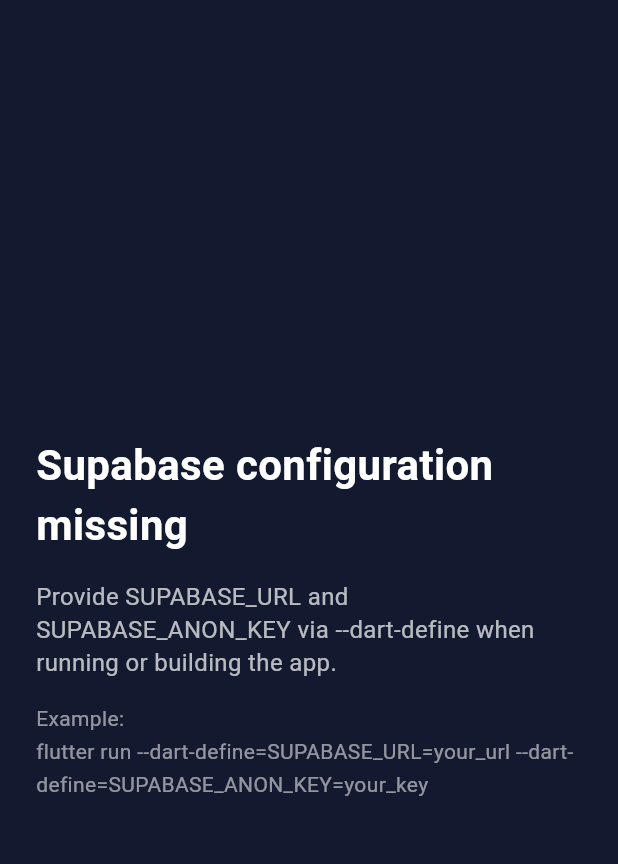
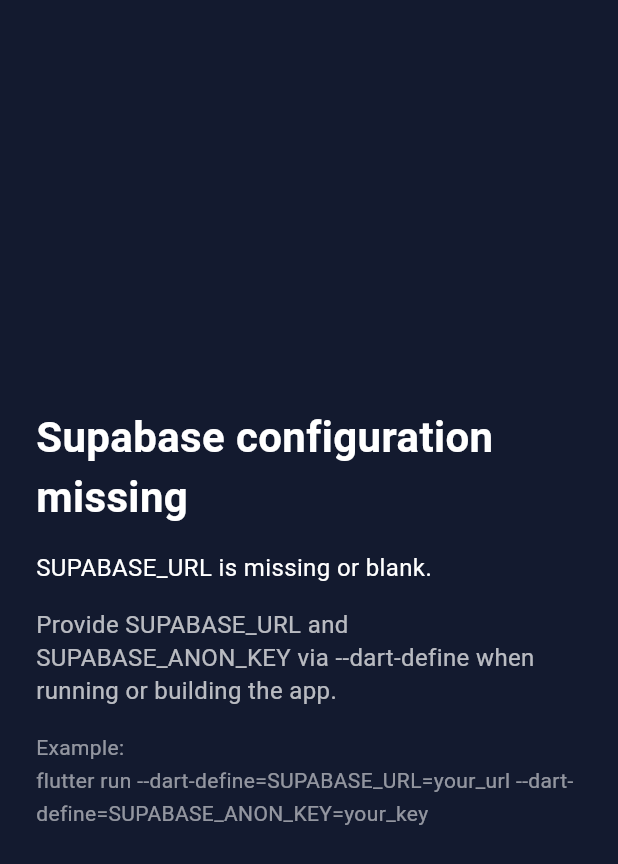
Before and after one commit to chirag1202/WisdomSutra, a Flutter app: the screen it shows after launch, on a phone screen of 412 x 824 dp. Shown: the top 864 px of the screen. Run offline on Flutter 3.47's test engine with Material 3 defaults, Android fonts, the phone set to English and light mode, and no system bars; our stand-ins replace app_links, shared_preferences, supabase_flutter; accounts and stored records are empty.

Commit message:
Update NDK version in build.gradle and enhance Supabase configuration error handling in main.dart

```diff
--- a/lib/main.dart
+++ b/lib/main.dart
@@ -12,8 +12,17 @@
   final supabaseUrl = SUPABASE_URL.trim();
   final supabaseAnonKey = SUPABASE_ANON_KEY.trim();
 
-  if (supabaseUrl.isEmpty || supabaseAnonKey.isEmpty) {
-    runApp(const MissingSupabaseConfigApp());
+  if (supabaseUrl.isEmpty) {
+    runApp(const MissingSupabaseConfigApp(
+      missingField: 'SUPABASE_URL is missing or blank.',
+    ));
+    return;
+  }
+
+  if (supabaseAnonKey.isEmpty) {
+    runApp(const MissingSupabaseConfigApp(
+      missingField: 'SUPABASE_ANON_KEY is missing or blank.',
+    ));
     return;
   }
 
@@ -27,7 +36,12 @@
 }
 
 class MissingSupabaseConfigApp extends StatelessWidget {
-  const MissingSupabaseConfigApp({super.key});
+  const MissingSupabaseConfigApp({
+    super.key,
+    required this.missingField,
+  });
+
+  final String missingField;
 
   @override
   Widget build(BuildContext context) {
@@ -45,8 +59,8 @@
                 child: Column(
                   mainAxisAlignment: MainAxisAlignment.center,
                   crossAxisAlignment: CrossAxisAlignment.start,
-                  children: const [
-                    Text(
+                  children: [
+                    const Text(
                       'Supabase configuration missing',
                       style: TextStyle(
                         fontSize: 28,
@@ -54,8 +68,17 @@
                         color: Colors.white,
                       ),
                     ),
-                    SizedBox(height: 16),
+                    const SizedBox(height: 16),
                     Text(
+                      missingField,
+                      style: const TextStyle(
+                        fontSize: 16,
+                        color: Colors.white,
+                        height: 1.4,
+                      ),
+                    ),
+                    const SizedBox(height: 16),
+                    const Text(
                       'Provide SUPABASE_URL and SUPABASE_ANON_KEY via --dart-define when running or building the app.',
                       style: TextStyle(
                         fontSize: 16,
@@ -63,8 +86,8 @@
                         height: 1.4,
                       ),
                     ),
-                    SizedBox(height: 16),
-                    Text(
+                    const SizedBox(height: 16),
+                    const Text(
                       'Example:\nflutter run --dart-define=SUPABASE_URL=your_url --dart-define=SUPABASE_ANON_KEY=your_key',
                       style: TextStyle(
                         fontSize: 14,
```
Also changed, not shown: 1 other file.
